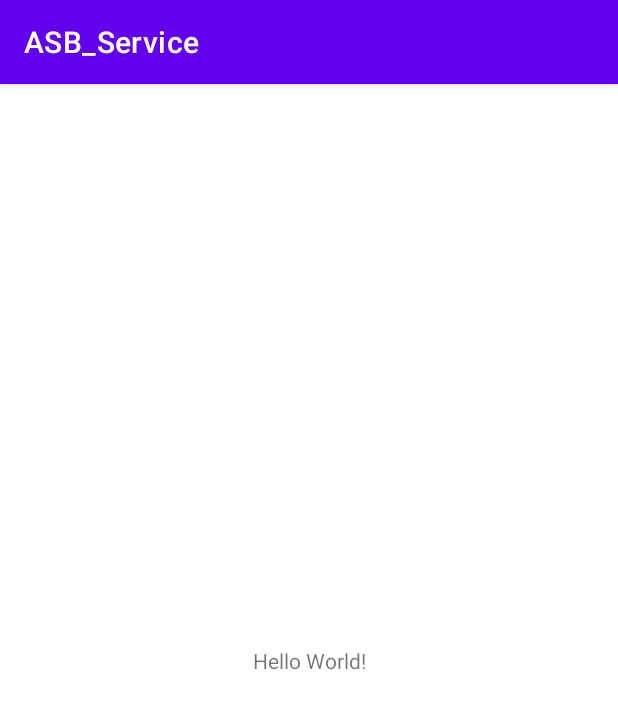
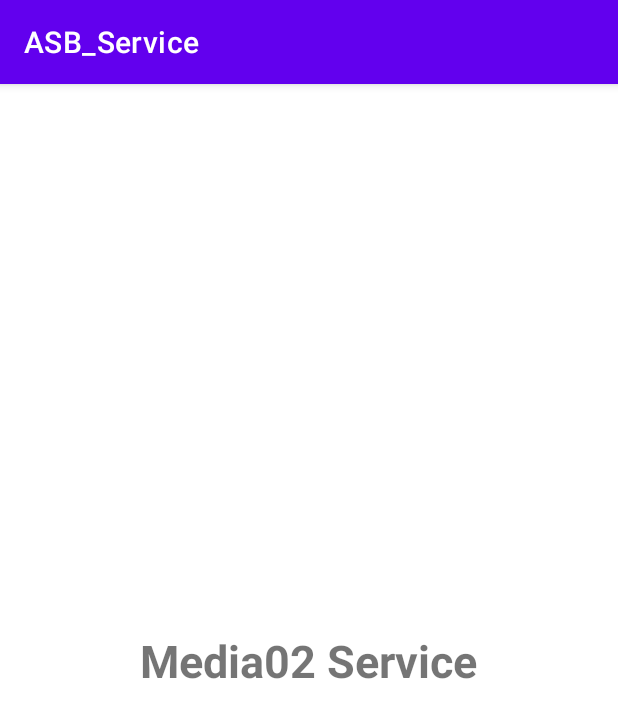
Before and after one commit to AkhileshSB123/ASB_Service, an Android app: the screen it shows after launch (MainActivity), on a phone screen of 412 x 824 dp. Shown: the top 718 px of the screen. Run offline under Robolectric (Android 15) with nearby library versions, the phone set to English and light mode, and no system bars.

```diff
--- a/app/src/main/java/com/keltrontraining/asb_service/MediaService.java
+++ b/app/src/main/java/com/keltrontraining/asb_service/MediaService.java
@@ -71,7 +71,6 @@ public class MediaService extends Service {
             boolean playPauseStatus;
             System.out.println("call reached to service ");
             if(mediaPlayer.isPlaying()) {
-                //btn_play_pause.setBackgroundResource(R.drawable.ic_baseline_play_arrow_24);
                 mediaPlayer.pause();
                 playPauseStatus=true;
                 System.out.println("Media player paused "+playPauseStatus);
@@ -139,11 +138,8 @@ public class MediaService extends Service {
             retriever.release();
             if(art!=null) {
                 String str = new String(art);
-                //System.out.println("byte converted to string  : " + str);
                 songDetails.add(str); //songDetails list index 5 - cover art byte type converted to string
             }
-
-            //songDetails.add(String.valueOf(musicFiles.size()));//songDetails list index 5
             System.out.println("file size "+musicFiles.size());
             return songDetails;
         }
--- a/app/src/main/res/layout/activity_main.xml
+++ b/app/src/main/res/layout/activity_main.xml
@@ -3,13 +3,16 @@
     xmlns:app="http://schemas.android.com/apk/res-auto"
     xmlns:tools="http://schemas.android.com/tools"
     android:layout_width="match_parent"
+    android:orientation="horizontal"
     android:layout_height="match_parent"
     tools:context=".MainActivity">
 
     <TextView
         android:layout_width="wrap_content"
         android:layout_height="wrap_content"
-        android:text="Hello World!"
+        android:text="Media02 Service"
+        android:textSize="30dp"
+        android:textStyle="bold"
         app:layout_constraintBottom_toBottomOf="parent"
         app:layout_constraintLeft_toLeftOf="parent"
         app:layout_constraintRight_toRightOf="parent"
```
